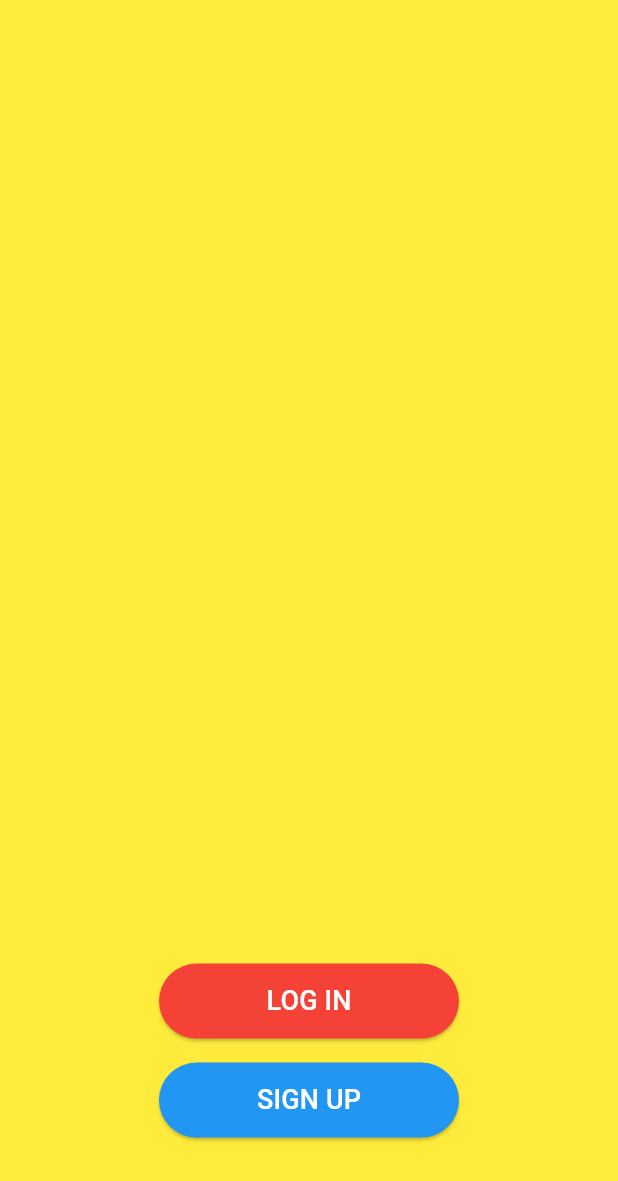
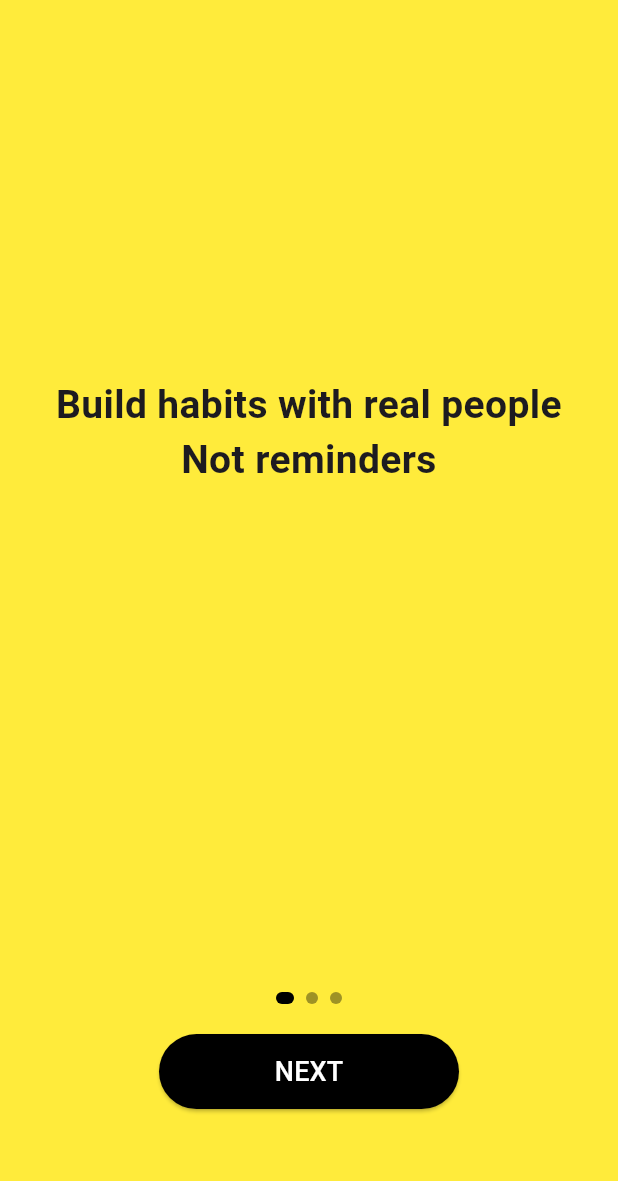
Before and after one commit to fshah21/habitsnap, a Flutter app: the screen it shows after launch, on a phone screen of 412 x 824 dp. Shown: the top 1181 px of the screen. Run offline on Flutter 3.47's test engine with Material 3 defaults, Android fonts, the phone set to English and light mode, and no system bars.

Commit message:
habit snap carousel

```diff
--- a/lib/main.dart
+++ b/lib/main.dart
@@ -1,5 +1,6 @@
 import 'package:flutter/material.dart';
 import 'dart:async';
+import 'onboardingScreen.dart';
 
 void main() {
   runApp(MyApp());
@@ -16,19 +17,23 @@ class MyApp extends StatelessWidget {
 }
 
 class SplashScreen extends StatefulWidget {
+  const SplashScreen({super.key});
+
   @override
-  _SplashScreenState createState() => _SplashScreenState();
+  State<SplashScreen> createState() => _SplashScreenState();
 }
 
 class _SplashScreenState extends State<SplashScreen> {
   @override
   void initState() {
     super.initState();
-    // Navigate to home screen after 2 seconds
-    Timer(Duration(seconds: 2), () {
+
+    Timer(const Duration(seconds: 2), () {
       Navigator.pushReplacement(
         context,
-        MaterialPageRoute(builder: (context) => HomePage()),
+        MaterialPageRoute(
+          builder: (_) => const OnboardingScreen(),
+        ),
       );
     });
   }
@@ -36,71 +41,17 @@ class _SplashScreenState extends State<SplashScreen> {
   @override
   Widget build(BuildContext context) {
     return Scaffold(
-      backgroundColor: Colors.purple[100], // Light purple color
+      backgroundColor: Colors.purple.shade100,
       body: Center(
         child: Text(
-          'Splash Screen',
+          'Habit Buddy',
           style: TextStyle(
-            fontSize: 24,
+            fontSize: 28,
             fontWeight: FontWeight.bold,
-            color: Colors.purple[900],
+            color: Colors.purple.shade900,
           ),
         ),
       ),
     );
   }
 }
-
-class HomePage extends StatelessWidget {
-  @override
-  Widget build(BuildContext context) {
-    return Scaffold(
-      backgroundColor: Colors.yellow,
-      body: Column(
-        children: [
-          Expanded(
-            flex: 7, // 70% of the screen
-            child: Center(
-              child: Container(), // Blank area to show no content
-            ),
-          ),
-          Expanded(
-            flex: 3, // 30% of the screen
-            child: Column(
-              mainAxisAlignment: MainAxisAlignment.center,
-              children: [
-                ElevatedButton(
-                  style: ElevatedButton.styleFrom(
-                    backgroundColor: Colors.red, // Red color
-                    fixedSize: Size(200, 50),
-                  ),
-                  onPressed: () {
-                    // Navigate to Login Screen
-                  },
-                  child: Text(
-                    'LOG IN',
-                    style: TextStyle(fontSize: 18, color: Colors.white),
-                  ),
-                ),
-                SizedBox(height: 16),
-                ElevatedButton(
-                  style: ElevatedButton.styleFrom(
-                    backgroundColor: Colors.blue, // Blue color
-                    fixedSize: Size(200, 50),
-                  ),
-                  onPressed: () {
-                    // Navigate to Signup Screen
-                  },
-                  child: Text(
-                    'SIGN UP',
-                    style: TextStyle(fontSize: 18, color: Colors.white),
-                  ),
-                ),
-              ],
-            ),
-          ),
-        ],
-      ),
-    );
-  }
-}
--- /dev/null
+++ b/lib/onboardingScreen.dart
@@ -0,0 +1,113 @@
+import 'package:flutter/material.dart';
+import 'homeScreen.dart';
+
+class OnboardingScreen extends StatefulWidget {
+  const OnboardingScreen({super.key});
+
+  @override
+  State<OnboardingScreen> createState() => _OnboardingScreenState();
+}
+
+class _OnboardingScreenState extends State<OnboardingScreen> {
+  final PageController _controller = PageController();
+  int _currentPage = 0;
+
+  final List<String> texts = [
+    'Build habits with real people\nNot reminders',
+    'Show proof. Stay accountable.\nEvery single day.',
+    'One habit.\nOne buddy.\nNo excuses.',
+  ];
+
+  void _next() {
+    if (_currentPage < 2) {
+      _controller.nextPage(
+        duration: const Duration(milliseconds: 300),
+        curve: Curves.ease,
+      );
+    } else {
+      Navigator.pushReplacement(
+        context,
+        MaterialPageRoute(builder: (_) => const HomeScreen()),
+      );
+    }
+  }
+
+  @override
+  Widget build(BuildContext context) {
+    return Scaffold(
+      backgroundColor: Colors.yellow,
+      body: Column(
+        children: [
+          /// TOP 70%
+          Expanded(
+            flex: 7,
+            child: PageView.builder(
+              controller: _controller,
+              itemCount: texts.length,
+              onPageChanged: (index) {
+                setState(() => _currentPage = index);
+              },
+              itemBuilder: (context, index) {
+                return Center(
+                  child: Padding(
+                    padding: const EdgeInsets.symmetric(horizontal: 24),
+                    child: Text(
+                      texts[index],
+                      textAlign: TextAlign.center,
+                      style: const TextStyle(
+                        fontSize: 26,
+                        fontWeight: FontWeight.bold,
+                      ),
+                    ),
+                  ),
+                );
+              },
+            ),
+          ),
+
+          /// BOTTOM 30%
+          Expanded(
+            flex: 3,
+            child: Column(
+              mainAxisAlignment: MainAxisAlignment.center,
+              children: [
+                /// DOTS
+                Row(
+                  mainAxisAlignment: MainAxisAlignment.center,
+                  children: List.generate(
+                    3,
+                    (index) => Container(
+                      margin: const EdgeInsets.symmetric(horizontal: 4),
+                      width: _currentPage == index ? 12 : 8,
+                      height: 8,
+                      decoration: BoxDecoration(
+                        color: _currentPage == index
+                            ? Colors.black
+                            : Colors.black38,
+                        borderRadius: BorderRadius.circular(4),
+                      ),
+                    ),
+                  ),
+                ),
+                const SizedBox(height: 20),
+
+                /// NEXT BUTTON
+                ElevatedButton(
+                  style: ElevatedButton.styleFrom(
+                    backgroundColor: Colors.black,
+                    fixedSize: const Size(200, 50),
+                  ),
+                  onPressed: _next,
+                  child: Text(
+                    _currentPage == 2 ? 'GET STARTED' : 'NEXT',
+                    style: const TextStyle(fontSize: 18, color: Colors.white),
+                  ),
+                ),
+              ],
+            ),
+          ),
+        ],
+      ),
+    );
+  }
+}
--- a/pubspec.yaml
+++ b/pubspec.yaml
@@ -46,6 +46,8 @@ dev_dependencies:
   # package. See that file for information about deactivating specific lint
   # rules and activating additional ones.
   flutter_lints: ^3.0.0
+  firebase_auth: ^5.3.3
+  shared_preferences: ^2.3.3
 
 # For information on the generic Dart part of this file, see the
 # following page: https://dart.dev/tools/pub/pubspec
```
Also changed, not shown: lib/homeScreen.dart (added, +51 -0 lines), pubspec.lock, 4 other files.
